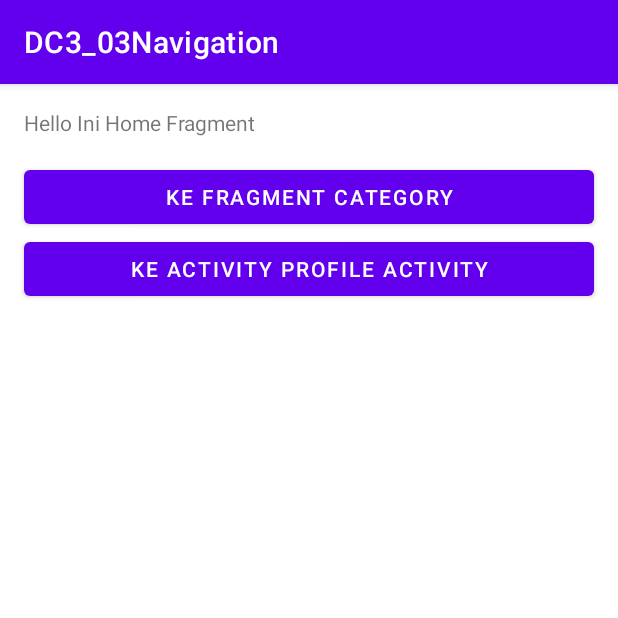
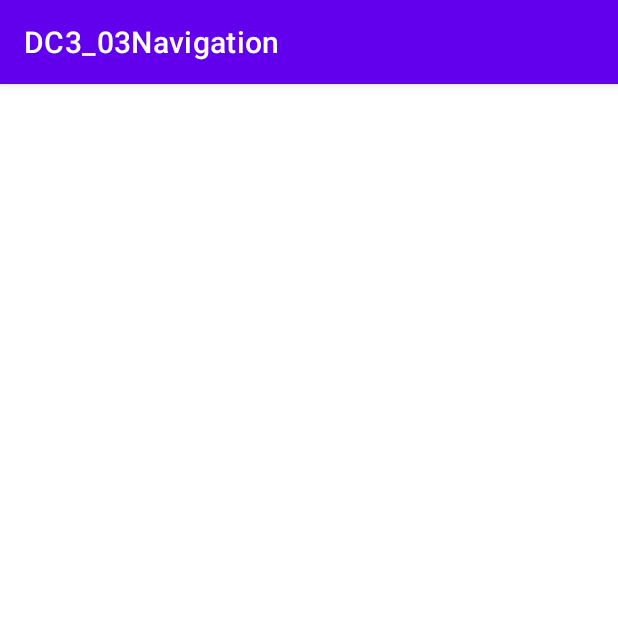
Before and after one commit to roynaldi19/DC3_03Navigation, an Android app: the screen it shows after launch (MainActivity), on a phone screen of 412 x 824 dp, the top half of it. Run offline under Robolectric (Android 15) with nearby library versions, the phone set to English and light mode, and no system bars.

Commit message:
update 23

```diff
--- a/app/src/main/AndroidManifest.xml
+++ b/app/src/main/AndroidManifest.xml
@@ -9,7 +9,6 @@
         android:roundIcon="@mipmap/ic_launcher_round"
         android:supportsRtl="true"
         android:theme="@style/Theme.BFAA03_01Navigation">
-        <activity android:name="com.roynaldi19.dc3_03navigation.ProfileActivity" />
         <activity
             android:name="com.roynaldi19.dc3_03navigation.MainActivity"
             android:exported="true">
@@ -18,7 +17,6 @@
 
                 <category android:name="android.intent.category.LAUNCHER" />
             </intent-filter>
-            <nav-graph android:value="@navigation/main_navigation" />
         </activity>
     </application>
 
--- a/app/src/main/java/com/roynaldi19/dc3_03navigation/HomeFragment.kt
+++ /dev/null
@@ -1,45 +0,0 @@
-package com.roynaldi19.dc3_03navigation
-
-import android.os.Bundle
-import android.view.LayoutInflater
-import android.view.View
-import android.view.ViewGroup
-import androidx.fragment.app.Fragment
-import androidx.navigation.Navigation
-import androidx.navigation.findNavController
-import com.roynaldi19.dc3_03navigation.databinding.FragmentHomeBinding
-
-
-class HomeFragment : Fragment() {
-
-    private var _binding: FragmentHomeBinding? = null
-    private val binding get() = _binding!!
-
-    override fun onCreateView(
-        inflater: LayoutInflater, container: ViewGroup?,
-        savedInstanceState: Bundle?
-    ): View? {
-        _binding = FragmentHomeBinding.inflate(inflater, container, false)
-        val view = binding.root
-        return view
-    }
-
-    override fun onViewCreated(view: View, savedInstanceState: Bundle?) {
-        super.onViewCreated(view, savedInstanceState)
-
-        binding.btnCategory.setOnClickListener(
-            Navigation.createNavigateOnClickListener(R.id.action_homeFragment_to_categoryFragment)
-        )
-
-        binding.btnProfile.setOnClickListener { view ->
-            view.findNavController().navigate(R.id.action_homeFragment_to_profileActivity)
-        }
-    }
-
-    override fun onDestroy() {
-        super.onDestroy()
-        _binding = null
-    }
-
-
-}
--- a/app/src/main/res/layout/activity_main.xml
+++ b/app/src/main/res/layout/activity_main.xml
@@ -6,12 +6,5 @@
     android:layout_height="match_parent"
     tools:context=".MainActivity">
 
-    <fragment
-        android:id="@+id/container"
-        android:name="androidx.navigation.fragment.NavHostFragment"
-        android:layout_width="match_parent"
-        android:layout_height="match_parent"
-        app:defaultNavHost="true"
-        app:navGraph="@navigation/main_navigation" />
 
 </RelativeLayout>
--- a/app/src/main/res/layout/fragment_home.xml
+++ /dev/null
@@ -1,29 +0,0 @@
-<LinearLayout xmlns:android="http://schemas.android.com/apk/res/android"
-    xmlns:tools="http://schemas.android.com/tools"
-    android:layout_width="match_parent"
-    android:layout_height="match_parent"
-    android:orientation="vertical"
-    tools:context=".HomeFragment">
-
-    <TextView
-        android:layout_width="match_parent"
-        android:layout_height="wrap_content"
-        android:layout_margin="16dp"
-        android:text="@string/hello_home_fragment" />
-
-    <Button
-        android:id="@+id/btn_category"
-        android:layout_width="match_parent"
-        android:layout_height="wrap_content"
-        android:layout_marginLeft="16dp"
-        android:layout_marginRight="16dp"
-        android:text="@string/to_category" />
-
-    <Button
-        android:id="@+id/btn_profile"
-        android:layout_width="match_parent"
-        android:layout_height="wrap_content"
-        android:layout_marginLeft="16dp"
-        android:layout_marginRight="16dp"
-        android:text="@string/to_profile" />
-</LinearLayout>
--- a/app/src/main/res/navigation/main_navigation.xml
+++ /dev/null
@@ -1,65 +0,0 @@
-<?xml version="1.0" encoding="utf-8"?>
-<navigation xmlns:android="http://schemas.android.com/apk/res/android"
-    xmlns:app="http://schemas.android.com/apk/res-auto"
-    xmlns:tools="http://schemas.android.com/tools"
-    android:id="@+id/main_navigation"
-    app:startDestination="@id/homeFragment">
-
-    <fragment
-        android:id="@+id/homeFragment"
-        android:name="com.roynaldi19.dc3_03navigation.HomeFragment"
-        android:label="fragment_home"
-        tools:layout="@layout/fragment_home">
-        <action
-            android:id="@+id/action_homeFragment_to_categoryFragment"
-            app:destination="@id/categoryFragment"
-            app:enterAnim="@anim/nav_default_enter_anim"
-            app:exitAnim="@anim/nav_default_exit_anim"
-            app:popEnterAnim="@anim/nav_default_pop_enter_anim"
-            app:popExitAnim="@anim/nav_default_pop_exit_anim" />
-        <action
-            android:id="@+id/action_homeFragment_to_profileActivity"
-            app:destination="@id/profileActivity" />
-    </fragment>
-    <fragment
-        android:id="@+id/categoryFragment"
-        android:name="com.roynaldi19.dc3_03navigation.CategoryFragment"
-        android:label="fragment_category"
-        tools:layout="@layout/fragment_category" >
-        <action
-            android:id="@+id/action_categoryFragment_to_detailCategoryFragment"
-            app:destination="@id/detailCategoryFragment" />
-    </fragment>
-    <activity
-        android:id="@+id/profileActivity"
-        android:name="com.roynaldi19.dc3_03navigation.ProfileActivity"
-        android:label="activity_profile"
-        tools:layout="@layout/activity_profile">
-        <deepLink
-            android:id="@+id/deepLink"
-            app:uri="https://www.dicoding.com/profile" />
-    </activity>
-    <fragment
-        android:id="@+id/detailCategoryFragment"
-        android:name="com.roynaldi19.dc3_03navigation.DetailCategoryFragment"
-        android:label="fragment_detail_category"
-        tools:layout="@layout/fragment_detail_category">
-        <argument
-            android:name="name"
-            android:defaultValue="unknown"
-            app:argType="string" />
-        <argument
-            android:name="stock"
-            android:defaultValue="0L"
-            app:argType="long" />
-        <deepLink
-            android:id="@+id/deepLink2"
-            app:uri="https://www.dicoding.com/detail/{name}" />
-        <action
-            android:id="@+id/action_detailCategoryFragment_to_homeFragment"
-            app:destination="@id/homeFragment"
-            app:launchSingleTop="true"
-            app:popUpTo="@id/homeFragment"
-            app:popUpToInclusive="true"/>
-    </fragment>
-</navigation>
--- a/app/src/main/res/values/strings.xml
+++ b/app/src/main/res/values/strings.xml
@@ -10,6 +10,4 @@
     <string name="category_name">Category Name</string>
     <string name="category_description">Category Description</string>
     <string name="to_home">Ke fragment Home</string>
-    <!-- TODO: Remove or change this placeholder text -->
-    <string name="hello_blank_fragment">Hello blank fragment</string>
 </resources>
```
Also changed, not shown: app/src/main/java/com/roynaldi19/dc3_03navigation/CategoryFragment.kt (deleted, +0 -46 lines), app/src/main/java/com/roynaldi19/dc3_03navigation/DetailCategoryFragment.kt (deleted, +0 -44 lines), app/src/main/java/com/roynaldi19/dc3_03navigation/ProfileActivity.kt (deleted, +0 -11 lines), app/src/main/res/layout/activity_profile.xml (deleted, +0 -14 lines), app/src/main/res/layout/fragment_category.xml (deleted, +0 -21 lines), app/src/main/res/layout/fragment_detail_category.xml (deleted, +0 -29 lines).
